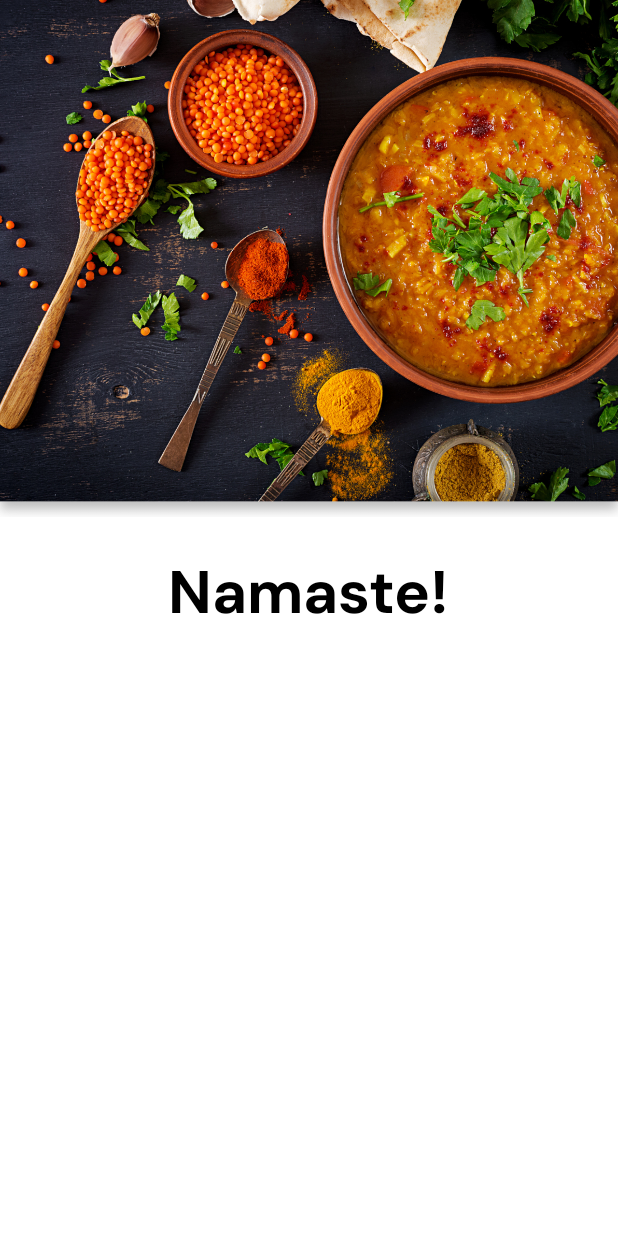
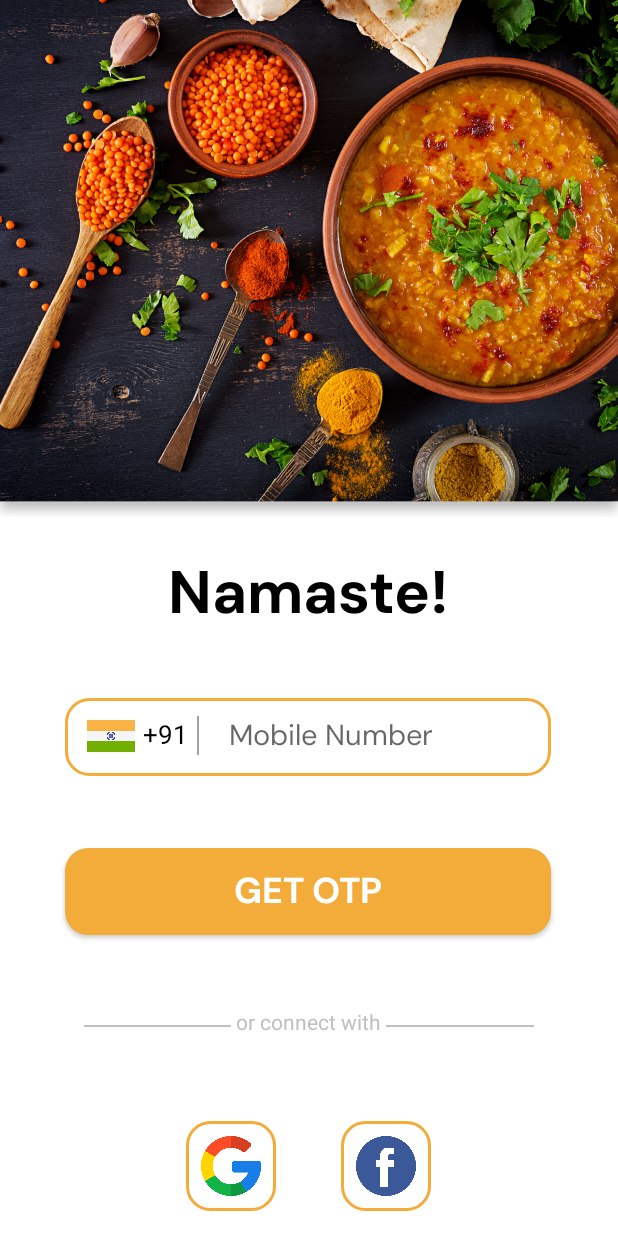
Before and after one commit to RagingScout95/tiffin-delivery-app, an Android app: the screen it shows after launch (MainActivity), on a phone screen of 412 x 824 dp. Run offline under Robolectric (Android 15) with nearby library versions, the phone set to English and light mode, and no system bars.

Commit message:
updated login xml

```diff
--- a/app/src/main/java/com/example/tiffindeliveryapp/MainActivity.kt
+++ b/app/src/main/java/com/example/tiffindeliveryapp/MainActivity.kt
@@ -8,9 +8,11 @@ import android.view.WindowManager
 class MainActivity : AppCompatActivity() {
     override fun onCreate(savedInstanceState: Bundle?) {
         super.onCreate(savedInstanceState)
-        requestWindowFeature(Window.FEATURE_NO_TITLE)
-        this.getWindow().setFlags(WindowManager.LayoutParams.FLAG_FULLSCREEN,WindowManager.LayoutParams.FLAG_FULLSCREEN);
-//        setContentView(R.layout.activity_main)
+//        // hide status bar
+//        this.requestWindowFeature(Window.FEATURE_NO_TITLE);
+//        window.setFlags(WindowManager.LayoutParams.FLAG_FULLSCREEN,WindowManager.LayoutParams.FLAG_FULLSCREEN);
+
+        setContentView(R.layout.activity_main)
         setContentView(R.layout.login)
     }
 }
--- /dev/null
+++ b/app/src/main/res/drawable/line.xml
@@ -0,0 +1,5 @@
+<?xml version="1.0" encoding="utf-8"?>
+<shape xmlns:android="http://schemas.android.com/apk/res/android">
+    <solid android:color="#C0C0C0"/>
+
+</shape>
--- /dev/null
+++ b/app/src/main/res/drawable/rectangular_box.xml
@@ -0,0 +1,10 @@
+<?xml version="1.0" encoding="utf-8"?>
+<selector xmlns:android="http://schemas.android.com/apk/res/android">
+    <item>
+        <shape android:shape="rectangle">
+            <solid android:color="@android:color/transparent"/>
+            <stroke android:width="2dp" android:color="#F3AB39"/>
+            <corners android:radius="15dp"/>
+        </shape>
+    </item>
+</selector>
--- /dev/null
+++ b/app/src/main/res/drawable/round_btn.xml
@@ -0,0 +1,10 @@
+<?xml version="1.0" encoding="utf-8"?>
+<shape xmlns:android="http://schemas.android.com/apk/res/android">
+<solid android:color="#F3AB39"/>
+    <corners
+        android:topLeftRadius="15dp"
+        android:topRightRadius="15dp"
+        android:bottomLeftRadius="15dp"
+        android:bottomRightRadius="15dp"
+        />
+</shape>
--- a/app/src/main/res/layout/login.xml
+++ b/app/src/main/res/layout/login.xml
@@ -4,16 +4,18 @@
     xmlns:tools="http://schemas.android.com/tools"
     android:layout_width="match_parent"
     android:layout_height="match_parent"
+    android:background="#FFFFFF"
+    android:visibility="visible"
     tools:context=".LoginActivity"
-    android:background="@color/white">
+    tools:ignore="ExtraText">
 
     <ImageView
         android:id="@+id/imageView"
         android:layout_width="wrap_content"
         android:layout_height="wrap_content"
+        android:adjustViewBounds="true"
         android:contentDescription="@string/Login_image"
         android:scaleType="fitXY"
-        android:adjustViewBounds="true"
         android:src="@drawable/login_page1"
         app:layout_constraintEnd_toEndOf="parent"
         app:layout_constraintHorizontal_bias="0.0"
@@ -21,6 +23,7 @@
         app:layout_constraintTop_toTopOf="parent" />
 
     <TextView
+        android:id="@+id/textView"
         android:layout_width="wrap_content"
         android:layout_height="wrap_content"
         android:layout_marginTop="24dp"
@@ -33,4 +36,146 @@
         app:layout_constraintStart_toStartOf="parent"
         app:layout_constraintTop_toBottomOf="@+id/imageView" />
 
+    <TextView
+        android:id="@+id/textView2"
+        android:layout_width="324dp"
+        android:layout_height="52dp"
+        android:layout_marginTop="44dp"
+        android:background="@drawable/rectangular_box"
+        android:padding="12dp"
+        android:text="@string/_91"
+        android:textColor="@color/black"
+        android:textSize="17sp"
+        app:layout_constraintEnd_toEndOf="parent"
+        app:layout_constraintHorizontal_bias="0.494"
+        app:layout_constraintStart_toStartOf="parent"
+        app:layout_constraintTop_toBottomOf="@+id/textView" />
+
+    <ImageView
+        android:id="@+id/imageView2"
+        android:layout_width="32dp"
+        android:layout_height="21dp"
+        android:contentDescription="@string/India_flag"
+        android:scaleType="centerCrop"
+        android:src="@drawable/india"
+        app:layout_constraintBottom_toBottomOf="@+id/textView2"
+        app:layout_constraintEnd_toEndOf="@+id/textView2"
+        app:layout_constraintHorizontal_bias="0.051"
+        app:layout_constraintStart_toStartOf="@+id/textView2"
+        app:layout_constraintTop_toTopOf="@+id/textView2"
+        app:layout_constraintVertical_bias="0.482" />
+
+    <View
+        android:id="@+id/view"
+        android:layout_width="1dp"
+        android:layout_height="26dp"
+        android:background="#A0A0A0"
+        app:layout_constraintBottom_toBottomOf="@+id/textView2"
+        app:layout_constraintEnd_toEndOf="@+id/textView2"
+        app:layout_constraintHorizontal_bias="0.272"
+        app:layout_constraintStart_toStartOf="@+id/textView2"
+        app:layout_constraintTop_toTopOf="@+id/textView2"
+        app:layout_constraintVertical_bias="0.468" />
+
+    <EditText
+        android:id="@+id/PhoneNumber"
+        android:layout_width="183dp"
+        android:layout_height="22dp"
+        android:background="@null"
+        android:ems="10"
+        android:fontFamily="@font/dm_sans"
+        android:hint="Mobile Number"
+        android:importantForAutofill="no"
+        android:inputType="phone"
+        android:text=""
+        android:textColor="#2E2E2E"
+        android:textSize="19sp"
+        app:layout_constraintBottom_toBottomOf="@+id/textView2"
+        app:layout_constraintEnd_toEndOf="@+id/textView2"
+
+        app:layout_constraintHorizontal_bias="0.384"
+        app:layout_constraintStart_toEndOf="@+id/view"
+        app:layout_constraintTop_toTopOf="@+id/textView2" />
+
+    <Button
+        android:id="@+id/button"
+        android:layout_width="324dp"
+        android:layout_height="58dp"
+        android:layout_marginTop="48dp"
+        android:background="@drawable/round_btn"
+        android:fontFamily="@font/dm_sans_bold"
+        android:text="@string/get_otp"
+        android:textColor="@color/white"
+        android:textSize="24sp"
+        app:layout_constraintEnd_toEndOf="parent"
+        app:layout_constraintHorizontal_bias="0.494"
+        app:layout_constraintStart_toStartOf="parent"
+        app:layout_constraintTop_toBottomOf="@+id/textView2" />
+
+    <TextView
+        android:id="@+id/textView4"
+        android:layout_width="300dp"
+        android:layout_height="1dp"
+        android:layout_marginTop="60dp"
+        android:background="@drawable/line"
+        android:text=""
+        android:visibility="visible"
+        app:layout_constraintEnd_toEndOf="parent"
+        app:layout_constraintStart_toStartOf="parent"
+        app:layout_constraintTop_toBottomOf="@+id/button" />
+
+    <TextView
+        android:id="@+id/textView3"
+        android:layout_width="wrap_content"
+        android:layout_height="wrap_content"
+        android:layout_marginTop="48dp"
+        android:background="@color/white"
+        android:text=" or connect with "
+        android:textColor="#C0C0C0"
+        android:textSize="14sp"
+        app:layout_constraintEnd_toEndOf="parent"
+        app:layout_constraintHorizontal_bias="0.498"
+        app:layout_constraintStart_toStartOf="parent"
+        app:layout_constraintTop_toBottomOf="@+id/button"
+        tools:ignore="MissingConstraints" />
+
+    <TextView
+        android:id="@+id/textView6"
+        android:layout_width="60dp"
+        android:layout_height="60dp"
+        android:layout_marginTop="124dp"
+        android:background="@drawable/rectangular_box"
+        app:layout_constraintEnd_toEndOf="parent"
+        app:layout_constraintHorizontal_bias="0.646"
+        app:layout_constraintStart_toStartOf="parent"
+        app:layout_constraintTop_toBottomOf="@+id/button" />
+
+    <TextView
+        android:id="@+id/textView5"
+        android:layout_width="60dp"
+        android:layout_height="60dp"
+        android:layout_marginTop="124dp"
+        android:background="@drawable/rectangular_box"
+        app:layout_constraintEnd_toEndOf="parent"
+        app:layout_constraintHorizontal_bias="0.353"
+        app:layout_constraintStart_toStartOf="parent"
+        app:layout_constraintTop_toBottomOf="@+id/button" />
+
+    <ImageView
+        android:layout_width="40dp"
+        android:layout_height="40dp"
+        android:src="@drawable/google"
+        app:layout_constraintBottom_toBottomOf="@+id/textView5"
+        app:layout_constraintEnd_toEndOf="@+id/textView5"
+        app:layout_constraintStart_toStartOf="@+id/textView5"
+        app:layout_constraintTop_toTopOf="@+id/textView5" />
+
+    <ImageView
+        android:layout_width="40dp"
+        android:layout_height="40dp"
+        android:src="@drawable/facebook"
+        app:layout_constraintBottom_toBottomOf="@+id/textView6"
+        app:layout_constraintEnd_toEndOf="@+id/textView6"
+        app:layout_constraintStart_toStartOf="@+id/textView6"
+        app:layout_constraintTop_toTopOf="@+id/textView6" />
 </androidx.constraintlayout.widget.ConstraintLayout>
--- a/app/src/main/res/values-night/themes.xml
+++ b/app/src/main/res/values-night/themes.xml
@@ -1,6 +1,6 @@
 <resources xmlns:tools="http://schemas.android.com/tools">
     <!-- Base application theme. -->
-    <style name="Theme.TiffinDeliveryApp" parent="Theme.MaterialComponents.DayNight.NoActionBar">
+    <style name="Theme.TiffinDeliveryApp" parent="Theme.AppCompat.DayNight.NoActionBar">
         <!-- Primary brand color. -->
         <item name="colorPrimary">@color/purple_200</item>
         <item name="colorPrimaryVariant">@color/purple_700</item>
--- a/app/src/main/res/values/colors.xml
+++ b/app/src/main/res/values/colors.xml
@@ -5,6 +5,6 @@
     <color name="purple_700">#FF3700B3</color>
     <color name="teal_200">#FF03DAC5</color>
     <color name="teal_700">#FF018786</color>
-    <color name="black">#FF000000</color>
+    <color name="black">#000000</color>
     <color name="white">#FFFFFFFF</color>
 </resources>
--- a/app/src/main/res/values/strings.xml
+++ b/app/src/main/res/values/strings.xml
@@ -2,4 +2,7 @@
     <string name="app_name">Tiffin Delivery App</string>
     <string name="namaste">Namaste!</string>
     <string name="Login_image">login Page Image</string>
+    <string name="_91">"          +91"</string>
+    <string name="India_flag">India Flag</string>
+    <string name="get_otp">Get OTP</string>
 </resources>
--- a/app/src/main/res/values/themes.xml
+++ b/app/src/main/res/values/themes.xml
@@ -1,6 +1,6 @@
 <resources xmlns:tools="http://schemas.android.com/tools">
     <!-- Base application theme. -->
-    <style name="Theme.TiffinDeliveryApp" parent="Theme.MaterialComponents.DayNight.NoActionBar">
+    <style name="Theme.TiffinDeliveryApp" parent="Theme.AppCompat.DayNight.NoActionBar">
         <!-- Primary brand color. -->
         <item name="colorPrimary">@color/purple_500</item>
         <item name="colorPrimaryVariant">@color/purple_700</item>
```
Also changed, not shown: app/src/main/res/drawable/facebook.png (added), app/src/main/res/drawable/google.png (added), app/src/main/res/drawable/india.png (added).
